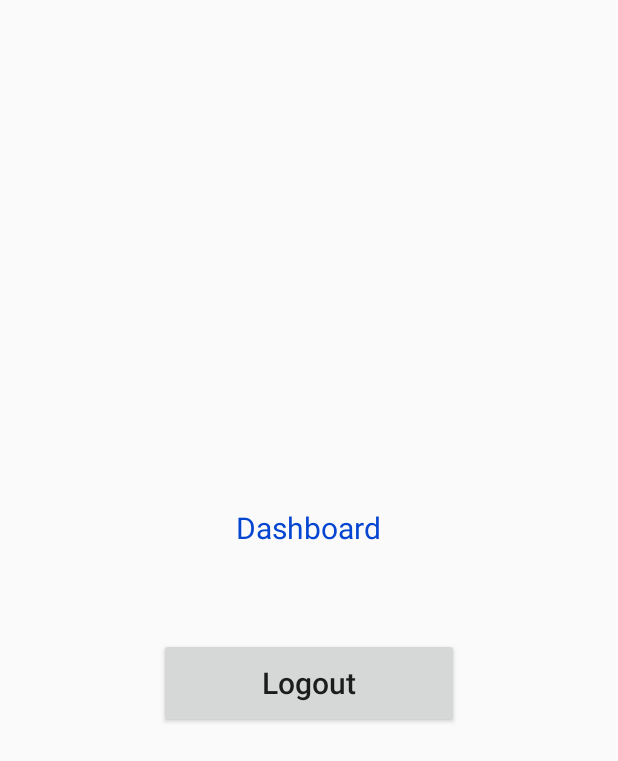
After one commit to worstcodah/ProiectAndroid, an Android app: the layout dashboard.xml on its own in the app's theme, with its tools: preview values and no code run, on a phone screen of 412 x 824 dp. The commit adds this screen. Shown: the top 761 px of the screen. Run offline under Robolectric (Android 15) with nearby library versions, the phone set to English and light mode, and no system bars.

Commit message:
Added signup fragment's & dashboard's layout

```diff
--- /dev/null
+++ b/app/src/main/res/layout/dashboard.xml
@@ -0,0 +1,23 @@
+<?xml version="1.0" encoding="utf-8"?>
+<LinearLayout xmlns:android="http://schemas.android.com/apk/res/android"
+    android:layout_width="match_parent"
+    android:layout_height="match_parent"
+    android:gravity="center"
+    android:orientation="vertical">
+
+    <TextView
+        android:layout_width="wrap_content"
+        android:layout_height="wrap_content"
+        android:text="@string/dashboard_label"
+        android:textColor="@color/dark_blue"
+        android:textSize="@dimen/dashboard_label_text_size" />
+
+    <Button
+        android:layout_width="@dimen/dashboard_button_width"
+        android:layout_height="@dimen/dashboard_button_height"
+        android:layout_marginTop="@dimen/dashboard_button_margin_top"
+        android:text="@string/dashboard_button_label"
+        android:textAllCaps="false"
+        android:textSize="@dimen/dashboard_button_text_size" />
+
+</LinearLayout>
--- a/app/src/main/res/values/colors.xml
+++ b/app/src/main/res/values/colors.xml
@@ -10,4 +10,5 @@
     <color name="blue">#1E88E5</color>
     <color name="dark_grey">#3c3c3c</color>
     <color name="green">#4CAF50</color>
+    <color name="dark_blue">#0445D1</color>
 </resources>
--- a/app/src/main/res/values/dimen.xml
+++ b/app/src/main/res/values/dimen.xml
@@ -17,4 +17,11 @@
     <dimen name="register_margin_bottom">40dp</dimen>
     <dimen name="register_text_size">18dp</dimen>
     <dimen name="register_label_margin_left">10dp</dimen>
+    <dimen name="login_label_margin_left">10dp</dimen>
+    <dimen name="login_text_size">18dp</dimen>
+    <dimen name="dashboard_label_text_size">20dp</dimen>
+    <dimen name="dashboard_button_width">200dp</dimen>
+    <dimen name="dashboard_button_height">60dp</dimen>
+    <dimen name="dashboard_button_margin_top">60dp</dimen>
+    <dimen name="dashboard_button_text_size">20dp</dimen>
 </resources>
--- a/app/src/main/res/values/strings.xml
+++ b/app/src/main/res/values/strings.xml
@@ -1,9 +1,13 @@
 <resources>
     <string name="app_name">Tema3</string>
     <string name="sign_in">Sign In</string>
+    <string name="sign_up_label">Sign Un</string>
     <string name="email_hint">Enter your email...</string>
     <string name="password_hint">Enter your password...</string>
+    <string name="confirm_password_hint">Confirm your password...</string>
     <string name="login_label">Login</string>
     <string name="register_question">Don\'t have an account?</string>
     <string name="register_label">Register</string>
+    <string name="dashboard_label">Dashboard</string>
+    <string name="dashboard_button_label">Logout</string>
 </resources>
```
Also changed, not shown: app/src/main/res/layout/sign_up_fragment.xml (+132 -4 lines).
